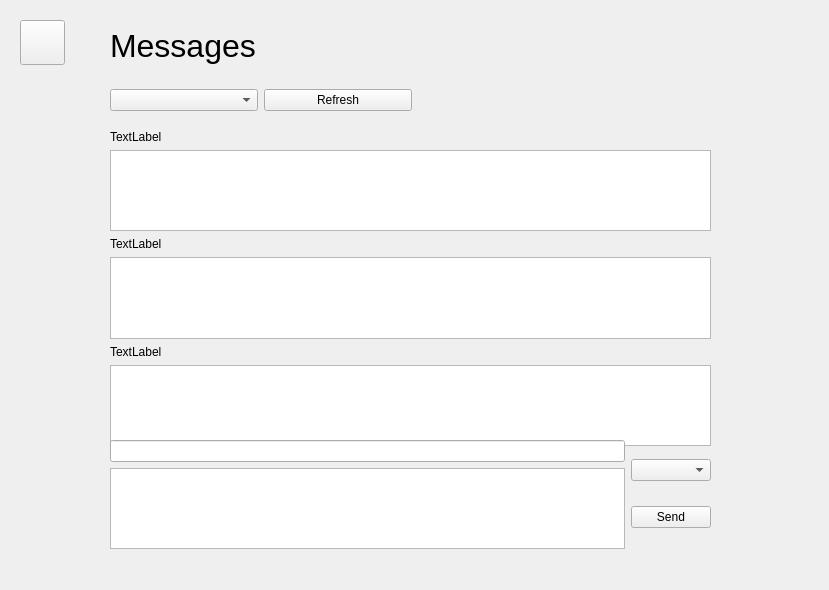
Qt form MicroManage/messagesform.ui (greg-maceachern12/MicroManage) before a commit.
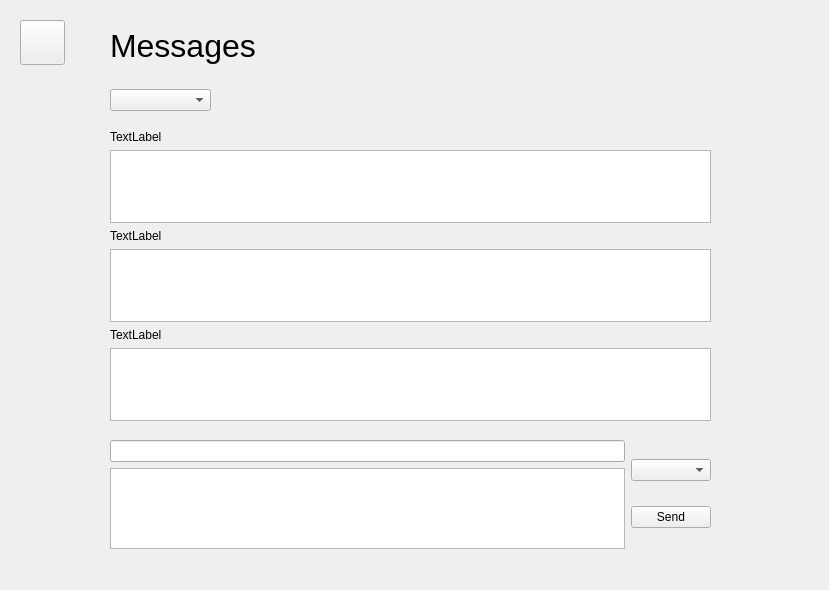
The same form after that commit.

Commit message: Fixed Messages so that when the combo box index is changed, the messages are updated. That is, if the box is set to Sent, sent messages appear; if the box is set to Received, the inbox is shown.

```diff
--- a/MicroManage/messagesform.ui
+++ b/MicroManage/messagesform.ui
@@ -59,7 +59,7 @@
       <x>110</x>
       <y>130</y>
       <width>601</width>
-      <height>316</height>
+      <height>291</height>
      </rect>
     </property>
     <layout class="QVBoxLayout" name="verticalLayout">
@@ -143,7 +143,7 @@
      <rect>
       <x>110</x>
       <y>80</y>
-      <width>302</width>
+      <width>101</width>
       <height>41</height>
      </rect>
     </property>
@@ -151,13 +151,6 @@
      <item>
       <widget class="QComboBox" name="category"/>
      </item>
-     <item>
-      <widget class="QPushButton" name="refresh">
-       <property name="text">
-        <string>Refresh</string>
-       </property>
-      </widget>
-     </item>
     </layout>
    </widget>
   </widget>
```
The commit also changes 3 other files.
